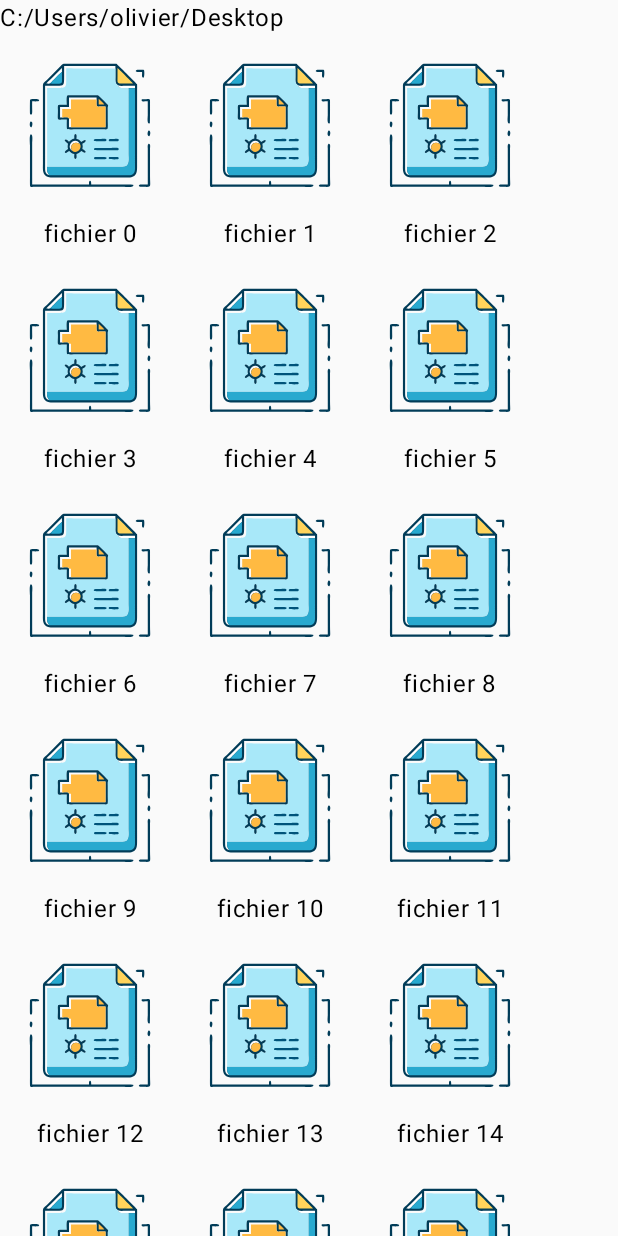
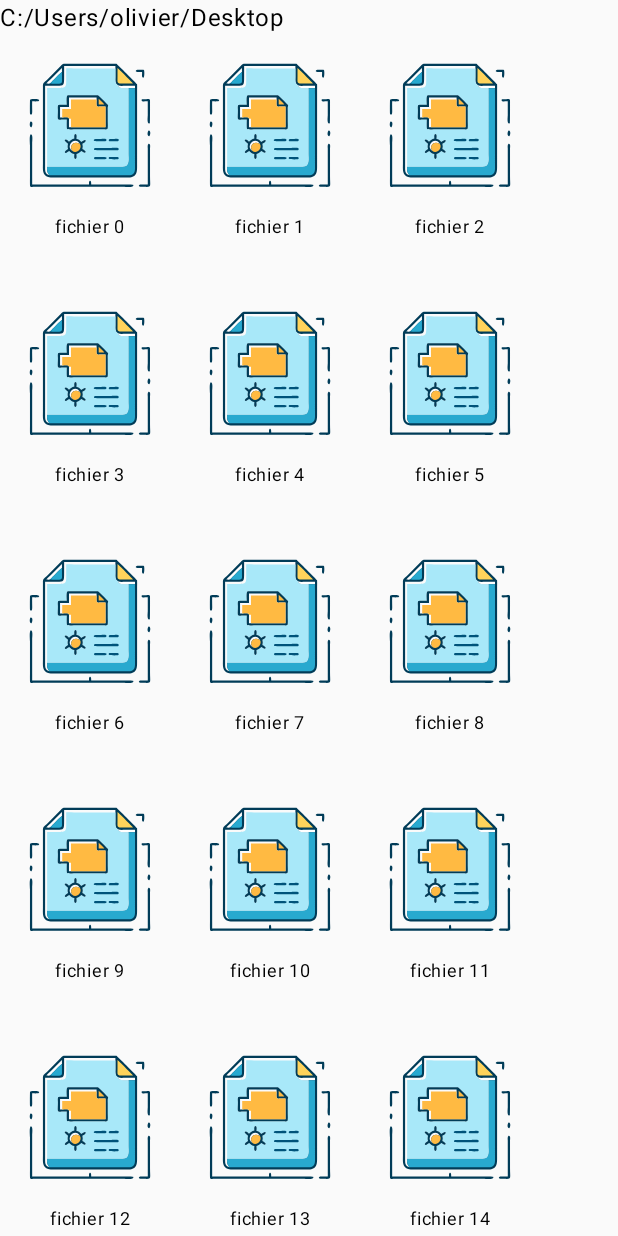
Before and after one commit to lowley/dossier-sigma, an Android app built with Jetpack Compose: the screen it shows after launch (MainActivity), on a phone screen of 412 x 824 dp. Run offline under Robolectric (Android 15) with nearby library versions, the phone set to English and light mode, and no system bars; our stand-ins replace Dagger/Hilt's generated code.

Commit message:
texte multiline sous items

```diff
--- a/app/src/main/java/lorry/folder/items/dossiersigma/data/disk/DiskRepository.kt
+++ b/app/src/main/java/lorry/folder/items/dossiersigma/data/disk/DiskRepository.kt
@@ -13,7 +13,7 @@ class DiskRepository @Inject constructor(val datasource: IDiskDataSource) : IDis
     override suspend fun getInitialFolder() : Folder {
         return Folder(
             path = "C:/Users/olivier/Desktop",
-            items = List<Item>(80, init = { Item("fichier $it", true, "")})
+            items = List<Item>(80, init = { Item("fichier ${it}", true, "")})
         )
     }
 }
--- a/app/src/main/java/lorry/folder/items/dossiersigma/ui/components/ItemComponent.kt
+++ b/app/src/main/java/lorry/folder/items/dossiersigma/ui/components/ItemComponent.kt
@@ -6,6 +6,7 @@ import androidx.compose.foundation.background
 import androidx.compose.foundation.layout.Box
 import androidx.compose.foundation.layout.Column
 import androidx.compose.foundation.layout.aspectRatio
+import androidx.compose.foundation.layout.fillMaxHeight
 import androidx.compose.foundation.layout.fillMaxSize
 import androidx.compose.foundation.layout.fillMaxWidth
 import androidx.compose.foundation.layout.height
@@ -21,13 +22,14 @@ import lorry.folder.items.dossiersigma.R
 import androidx.compose.ui.Alignment.Companion.CenterHorizontally
 import androidx.compose.ui.graphics.ColorFilter
 import androidx.compose.ui.graphics.Color
+import androidx.compose.ui.unit.sp
 
 @Composable
 public fun ItemComponent(item: Item) {
     Column(
         modifier = Modifier
             .width(120.dp)
-            .height(150.dp)
+            .height(165.dp)
     ) {
         Box(
             modifier = Modifier
@@ -45,7 +47,12 @@ public fun ItemComponent(item: Item) {
         }
         Text(
             modifier = Modifier
+                .fillMaxHeight()
                 .align(alignment = CenterHorizontally),
+            softWrap = true,
+            lineHeight = 13.sp,
+            maxLines = 3,
+            fontSize = 12.sp,
             color = Color.Black,
             text = item.name
         )
```
